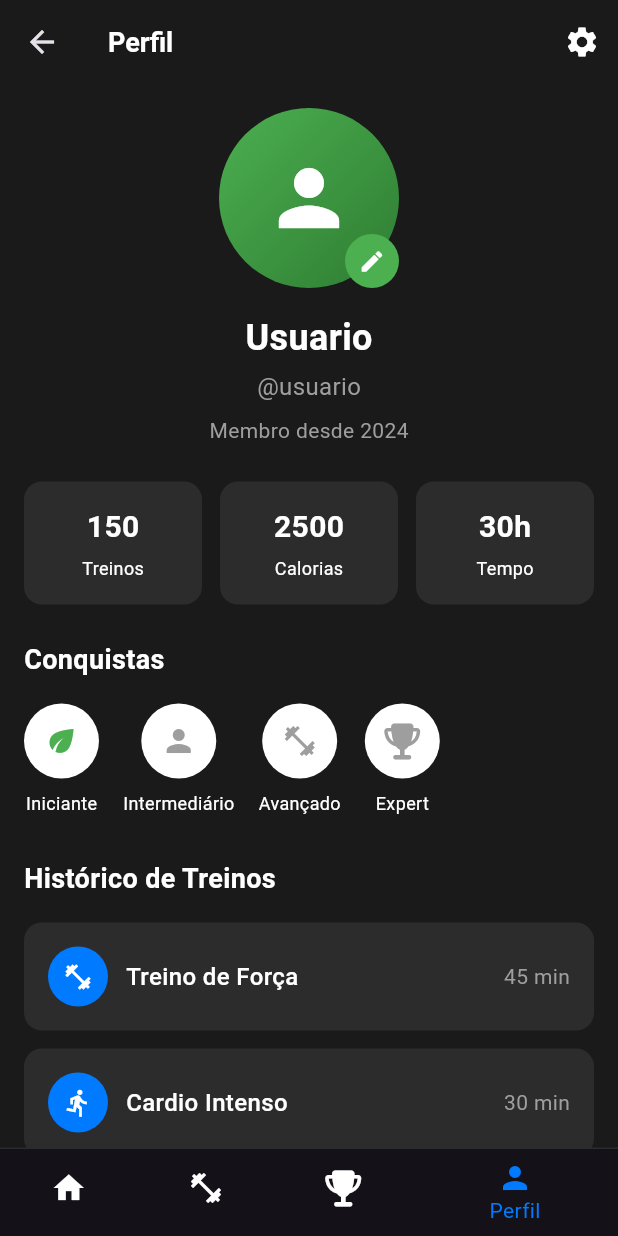
After one commit to CainaZumaa/calistreet, a Flutter app: the HomeScreen screen opened directly, item 4 of the bottom bar chosen, after a tap on the "settings" icon, on a phone screen of 412 x 824 dp. The commit adds this screen. Run offline on Flutter 3.47's test engine with Material 3 defaults, Android fonts, the phone set to English and light mode, and no system bars; our stand-ins replace flutter_dotenv, font_awesome_flutter, supabase, supabase_flutter; accounts and stored records are empty.

Commit message:
feat: add profile screen and enhance home screen navigation

```diff
--- a/lib/screens/home_screen.dart
+++ b/lib/screens/home_screen.dart
@@ -1,6 +1,7 @@
 import 'package:flutter/material.dart';
 import 'package:font_awesome_flutter/font_awesome_flutter.dart';
 import '../services/auth_service.dart';
+import 'profile_screen.dart';
 
 class HomeScreen extends StatefulWidget {
   const HomeScreen({super.key});
@@ -17,6 +18,17 @@ class _HomeScreenState extends State<HomeScreen> {
   void initState() {
     super.initState();
     _setWelcomeMessage();
+  }
+
+  @override
+  void didChangeDependencies() {
+    super.didChangeDependencies();
+    // Resetar para Home quando volta de outra tela
+    if (ModalRoute.of(context)?.isCurrent == true) {
+      setState(() {
+        _selectedIndex = 0;
+      });
+    }
   }
 
   void _setWelcomeMessage() {
@@ -282,20 +294,41 @@ class _HomeScreenState extends State<HomeScreen> {
           setState(() {
             _selectedIndex = index;
           });
+          _navigateToScreen(index);
         },
         items: const [
+          BottomNavigationBarItem(icon: Icon(Icons.home), label: 'Início'),
           BottomNavigationBarItem(
             icon: Icon(Icons.fitness_center),
-            label: 'Treino',
+            label: 'Exercícios',
           ),
           BottomNavigationBarItem(
-            icon: Icon(Icons.bar_chart),
-            label: 'Progresso',
+            icon: Icon(FontAwesomeIcons.trophy),
+            label: 'Desafios',
           ),
           BottomNavigationBarItem(icon: Icon(Icons.person), label: 'Perfil'),
         ],
       ),
     );
+  }
+
+  void _navigateToScreen(int index) {
+    switch (index) {
+      case 0:
+        // Já está na tela home - não fazer nada
+        break;
+      case 1:
+        // TODO: Navegar para Exercícios
+        break;
+      case 2:
+        // TODO: Navegar para Desafios
+        break;
+      case 3:
+        Navigator.of(
+          context,
+        ).push(MaterialPageRoute(builder: (context) => const ProfileScreen()));
+        break;
+    }
   }
 
   void _handleLogout() async {
--- /dev/null
+++ b/lib/screens/profile_screen.dart
@@ -0,0 +1,375 @@
+import 'package:flutter/material.dart';
+import 'package:font_awesome_flutter/font_awesome_flutter.dart';
+import '../services/auth_service.dart';
+
+class ProfileScreen extends StatefulWidget {
+  const ProfileScreen({super.key});
+
+  @override
+  State<ProfileScreen> createState() => _ProfileScreenState();
+}
+
+class _ProfileScreenState extends State<ProfileScreen> {
+  int _selectedIndex = 3; // Perfil é o índice 3
+
+  @override
+  Widget build(BuildContext context) {
+    final userData = AuthService.currentUser;
+    final email = userData?['email'] ?? 'usuario@exemplo.com';
+    final userName = email.split('@')[0];
+    final displayName = userName
+        .split('.')
+        .map((word) => word[0].toUpperCase() + word.substring(1))
+        .join(' ');
+
+    return Scaffold(
+      backgroundColor: const Color(0xFF1A1A1A),
+      appBar: AppBar(
+        backgroundColor: const Color(0xFF1A1A1A),
+        title: const Text(
+          'Perfil',
+          style: TextStyle(
+            color: Colors.white,
+            fontSize: 18,
+            fontWeight: FontWeight.w600,
+          ),
+        ),
+        actions: [
+          IconButton(
+            icon: const Icon(Icons.settings, color: Colors.white),
+            onPressed: () {},
+          ),
+        ],
+      ),
+      body: SingleChildScrollView(
+        padding: const EdgeInsets.all(16),
+        child: Column(
+          children: [
+            _buildProfileHeader(displayName, email),
+            const SizedBox(height: 24),
+            _buildStatsSection(),
+            const SizedBox(height: 24),
+            _buildAchievementsSection(),
+            const SizedBox(height: 24),
+            _buildWorkoutHistorySection(),
+            const SizedBox(height: 24),
+            _buildEditProfileButton(),
+          ],
+        ),
+      ),
+      bottomNavigationBar: _buildBottomNavigation(),
+    );
+  }
+
+  Widget _buildProfileHeader(String displayName, String email) {
+    return Column(
+      children: [
+        Stack(
+          children: [
+            Container(
+              width: 120,
+              height: 120,
+              decoration: BoxDecoration(
+                shape: BoxShape.circle,
+                gradient: const LinearGradient(
+                  colors: [Color(0xFF4CAF50), Color(0xFF2E7D32)],
+                  begin: Alignment.topLeft,
+                  end: Alignment.bottomRight,
+                ),
+              ),
+              child: const Icon(Icons.person, size: 60, color: Colors.white),
+            ),
+            Positioned(
+              bottom: 0,
+              right: 0,
+              child: Container(
+                width: 36,
+                height: 36,
+                decoration: const BoxDecoration(
+                  color: Color(0xFF4CAF50),
+                  shape: BoxShape.circle,
+                ),
+                child: const Icon(Icons.edit, color: Colors.white, size: 18),
+              ),
+            ),
+          ],
+        ),
+        const SizedBox(height: 16),
+        Text(
+          displayName,
+          style: const TextStyle(
+            color: Colors.white,
+            fontSize: 24,
+            fontWeight: FontWeight.bold,
+          ),
+        ),
+        const SizedBox(height: 4),
+        Text(
+          '@${displayName.toLowerCase().replaceAll(' ', '_')}',
+          style: const TextStyle(color: Colors.grey, fontSize: 16),
+        ),
+        const SizedBox(height: 8),
+        Text(
+          'Membro desde 2024',
+          style: const TextStyle(color: Colors.grey, fontSize: 14),
+        ),
+      ],
+    );
+  }
+
+  Widget _buildStatsSection() {
+    return Row(
+      children: [
+        Expanded(child: _buildStatCard('150', 'Treinos')),
+        const SizedBox(width: 12),
+        Expanded(child: _buildStatCard('2500', 'Calorias')),
+        const SizedBox(width: 12),
+        Expanded(child: _buildStatCard('30h', 'Tempo')),
+      ],
+    );
+  }
+
+  Widget _buildStatCard(String value, String label) {
+    return Container(
+      padding: const EdgeInsets.all(16),
+      decoration: BoxDecoration(
+        color: const Color(0xFF2C2C2C),
+        borderRadius: BorderRadius.circular(12),
+      ),
+      child: Column(
+        children: [
+          Text(
+            value,
+            style: const TextStyle(
+              color: Colors.white,
+              fontSize: 20,
+              fontWeight: FontWeight.bold,
+            ),
+          ),
+          const SizedBox(height: 4),
+          Text(
+            label,
+            style: const TextStyle(color: Colors.white, fontSize: 12),
+          ),
+        ],
+      ),
+    );
+  }
+
+  Widget _buildAchievementsSection() {
+    return Column(
+      crossAxisAlignment: CrossAxisAlignment.start,
+      children: [
+        const Text(
+          'Conquistas',
+          style: TextStyle(
+            color: Colors.white,
+            fontSize: 18,
+            fontWeight: FontWeight.bold,
+          ),
+        ),
+        const SizedBox(height: 16),
+        SizedBox(
+          height: 80,
+          child: ListView(
+            scrollDirection: Axis.horizontal,
+            children: [
+              _buildAchievementBadge(
+                'Iniciante',
+                Icons.eco,
+                const Color(0xFF4CAF50),
+              ),
+              const SizedBox(width: 16),
+              _buildAchievementBadge(
+                'Intermediário',
+                Icons.person,
+                Colors.grey,
+              ),
+              const SizedBox(width: 16),
+              _buildAchievementBadge(
+                'Avançado',
+                Icons.fitness_center,
+                Colors.grey,
+              ),
+              const SizedBox(width: 16),
+              _buildAchievementBadge(
+                'Expert',
+                FontAwesomeIcons.trophy,
+                Colors.grey,
+              ),
+            ],
+          ),
+        ),
+      ],
+    );
+  }
+
+  Widget _buildAchievementBadge(String title, IconData icon, Color color) {
+    return Column(
+      children: [
+        Container(
+          width: 50,
+          height: 50,
+          decoration: BoxDecoration(
+            color: Colors.white,
+            shape: BoxShape.circle,
+          ),
+          child: Icon(icon, color: color, size: 24),
+        ),
+        const SizedBox(height: 8),
+        Text(title, style: const TextStyle(color: Colors.white, fontSize: 12)),
+      ],
+    );
+  }
+
+  Widget _buildWorkoutHistorySection() {
+    return Column(
+      crossAxisAlignment: CrossAxisAlignment.start,
+      children: [
+        const Text(
+          'Histórico de Treinos',
+          style: TextStyle(
+            color: Colors.white,
+            fontSize: 18,
+            fontWeight: FontWeight.bold,
+          ),
+        ),
+        const SizedBox(height: 16),
+        _buildWorkoutHistoryItem(
+          'Treino de Força',
+          '45 min',
+          Icons.fitness_center,
+        ),
+        const SizedBox(height: 12),
+        _buildWorkoutHistoryItem(
+          'Cardio Intenso',
+          '30 min',
+          Icons.directions_run,
+        ),
+        const SizedBox(height: 12),
+        _buildWorkoutHistoryItem(
+          'Flexibilidade',
+          '20 min',
+          Icons.accessibility_new,
+        ),
+      ],
+    );
+  }
+
+  Widget _buildWorkoutHistoryItem(
+    String title,
+    String duration,
+    IconData icon,
+  ) {
+    return Container(
+      padding: const EdgeInsets.all(16),
+      decoration: BoxDecoration(
+        color: const Color(0xFF2C2C2C),
+        borderRadius: BorderRadius.circular(12),
+      ),
+      child: Row(
+        children: [
+          Container(
+            width: 40,
+            height: 40,
+            decoration: const BoxDecoration(
+              color: Color(0xFF007AFF),
+              shape: BoxShape.circle,
+            ),
+            child: Icon(icon, color: Colors.white, size: 20),
+          ),
+          const SizedBox(width: 12),
+          Expanded(
+            child: Text(
+              title,
+              style: const TextStyle(
+                color: Colors.white,
+                fontSize: 16,
+                fontWeight: FontWeight.w500,
+              ),
+            ),
+          ),
+          Text(
+            duration,
+            style: const TextStyle(color: Colors.grey, fontSize: 14),
+          ),
+        ],
+      ),
+    );
+  }
+
+  Widget _buildEditProfileButton() {
+    return SizedBox(
+      width: double.infinity,
+      height: 50,
+      child: ElevatedButton(
+        onPressed: () {},
+        style: ElevatedButton.styleFrom(
+          backgroundColor: const Color(0xFF4CAF50),
+          shape: RoundedRectangleBorder(
+            borderRadius: BorderRadius.circular(12),
+          ),
+        ),
+        child: const Text(
+          'Editar Perfil',
+          style: TextStyle(
+            color: Colors.white,
+            fontSize: 16,
+            fontWeight: FontWeight.w600,
+          ),
+        ),
+      ),
+    );
+  }
+
+  Widget _buildBottomNavigation() {
+    return Container(
+      decoration: const BoxDecoration(
+        color: Color(0xFF1A1A1A),
+        border: Border(top: BorderSide(color: Color(0xFF2C2C2C), width: 1)),
+      ),
+      child: BottomNavigationBar(
+        backgroundColor: const Color(0xFF1A1A1A),
+        selectedItemColor: const Color(0xFF007AFF),
+        unselectedItemColor: Colors.white,
+        currentIndex: _selectedIndex,
+        onTap: (index) {
+          setState(() {
+            _selectedIndex = index;
+          });
+          _navigateToScreen(index);
+        },
+        items: const [
+          BottomNavigationBarItem(icon: Icon(Icons.home), label: 'Início'),
+          BottomNavigationBarItem(
+            icon: Icon(Icons.fitness_center),
+            label: 'Exercícios',
+          ),
+          BottomNavigationBarItem(
+            icon: Icon(FontAwesomeIcons.trophy),
+            label: 'Desafios',
+          ),
+          BottomNavigationBarItem(icon: Icon(Icons.person), label: 'Perfil'),
+        ],
+      ),
+    );
+  }
+
+  void _navigateToScreen(int index) {
+    switch (index) {
+      case 0:
+        // Volta para Home e reseta o índice
+        Navigator.of(context).pop();
+        break;
+      case 1:
+        // TODO: Navegar para Exercícios
+        break;
+      case 2:
+        // TODO: Navegar para Desafios
+        break;
+      case 3:
+        // Já está na tela de perfil
+        break;
+    }
+  }
+}
```
